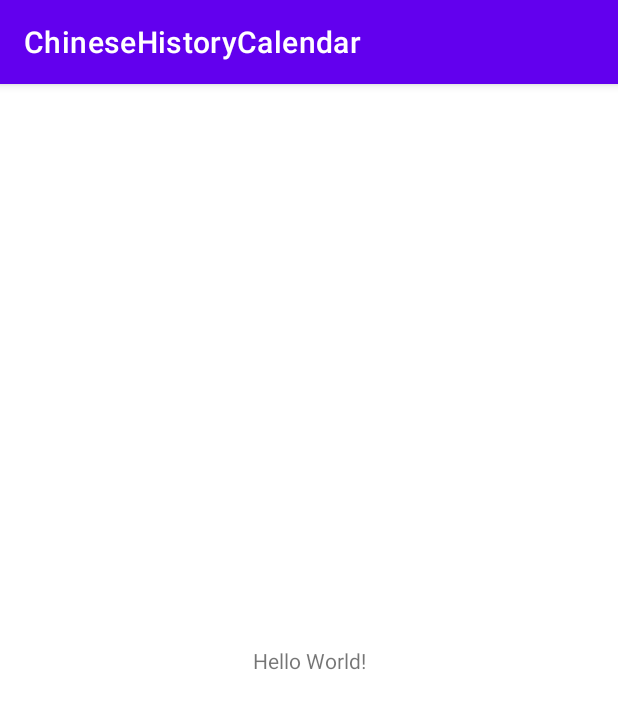
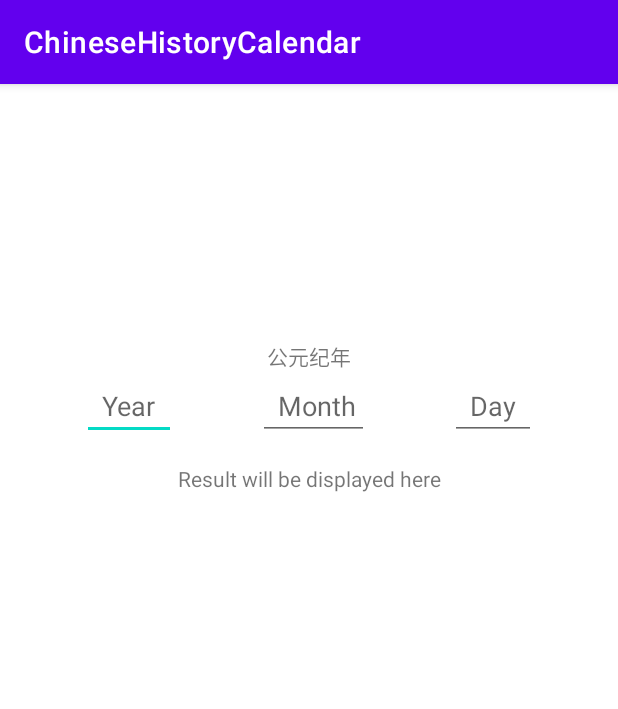
Before and after one commit to bread22/chinese-history-calendar-app, an Android app: the screen it shows after launch (MainActivity), on a phone screen of 412 x 824 dp. Shown: the top 709 px of the screen. Run offline under Robolectric (Android 15) with nearby library versions, the phone set to English and light mode, and no system bars.

Commit message:
setup input text views

```diff
--- a/app/app/build.gradle
+++ b/app/app/build.gradle
@@ -34,7 +34,7 @@ android {
 
 dependencies {
 
-    implementation 'androidx.core:core-ktx:1.7.0'
+    implementation 'androidx.core:core-ktx:1.6.0'
     implementation 'androidx.appcompat:appcompat:1.6.1'
     implementation 'com.google.android.material:material:1.8.0'
     implementation 'androidx.constraintlayout:constraintlayout:2.1.4'
--- a/app/app/src/main/java/com/example/chinesehistorycalendar/DatabaseHelper.kt
+++ b/app/app/src/main/java/com/example/chinesehistorycalendar/DatabaseHelper.kt
@@ -12,7 +12,7 @@ class DatabaseHelper(context: Context) :
     SQLiteOpenHelper(context, DATABASE_NAME, null, DATABASE_VERSION) {
 
     companion object {
-        private const val DATABASE_NAME = "your_database_name.db"
+        private const val DATABASE_NAME = "calendar.db"
         private const val DATABASE_VERSION = 1
     }
 
--- a/app/app/src/main/java/com/example/chinesehistorycalendar/MainActivity.kt
+++ b/app/app/src/main/java/com/example/chinesehistorycalendar/MainActivity.kt
@@ -1,26 +1,47 @@
 package com.example.chinesehistorycalendar
 
-import android.database.Cursor
 import android.os.Bundle
+import android.widget.ArrayAdapter
 import androidx.appcompat.app.AppCompatActivity
-import DatabaseHelper
+import android.widget.AutoCompleteTextView
+import android.widget.TextView
+
 
 class MainActivity : AppCompatActivity() {
+
+    private lateinit var yearAutoComplete: AutoCompleteTextView
+    private lateinit var monthAutoComplete: AutoCompleteTextView
+    private lateinit var dayAutoComplete: AutoCompleteTextView
+    private lateinit var resultTextView: TextView
 
     override fun onCreate(savedInstanceState: Bundle?) {
         super.onCreate(savedInstanceState)
         setContentView(R.layout.activity_main)
 
-        val dbHelper = DatabaseHelper(this)
+        yearAutoComplete = findViewById(R.id.yearAutoComplete)
+        monthAutoComplete = findViewById(R.id.monthAutoComplete)
+        dayAutoComplete = findViewById(R.id.dayAutoComplete)
+        resultTextView = findViewById(R.id.textView_result)
 
-        val db = dbHelper.readableDatabase
-        val cursor: Cursor = db.rawQuery("SELECT * FROM your_table_name", null)
+        val years = (1..1912).map { it.toString() }.toTypedArray()
+        val months = (1..12).map { it.toString() }.toTypedArray()
+        val days = (1..31).map { it.toString() }.toTypedArray()
 
-        while (cursor.moveToNext()) {
-            // Read data from the cursor and display it
+        yearAutoComplete.setAdapter(ArrayAdapter(this, android.R.layout.simple_dropdown_item_1line, years))
+        monthAutoComplete.setAdapter(ArrayAdapter(this, android.R.layout.simple_dropdown_item_1line, months))
+        dayAutoComplete.setAdapter(ArrayAdapter(this, android.R.layout.simple_dropdown_item_1line, days))
+
+        yearAutoComplete.threshold = 1
+        monthAutoComplete.threshold = 1
+        dayAutoComplete.threshold = 1
+
+        val textChangedListener: (Any) -> Unit = {
+            // For the sake of demonstration, let's assume that the result of the query is an integer
+            resultTextView.text = "${yearAutoComplete.text}/${monthAutoComplete.text}/${dayAutoComplete.text}"
         }
 
-        cursor.close()
-        db.close()
+        yearAutoComplete.setOnItemClickListener { _, _, _, _ -> textChangedListener.invoke(Unit) }
+        monthAutoComplete.setOnItemClickListener { _, _, _, _ -> textChangedListener.invoke(Unit) }
+        dayAutoComplete.setOnItemClickListener { _, _, _, _ -> textChangedListener.invoke(Unit) }
     }
 }
--- a/app/app/src/main/res/layout/activity_main.xml
+++ b/app/app/src/main/res/layout/activity_main.xml
@@ -6,13 +6,59 @@
     android:layout_height="match_parent"
     tools:context=".MainActivity">
 
-    <TextView
+    <androidx.constraintlayout.widget.Guideline
+        android:id="@+id/guideline"
         android:layout_width="wrap_content"
         android:layout_height="wrap_content"
-        android:text="Hello World!"
-        app:layout_constraintBottom_toBottomOf="parent"
+        android:orientation="horizontal"
+        app:layout_constraintGuide_percent="0.25" />
+
+    <TextView
+        android:id="@+id/textView_header"
+        android:layout_width="wrap_content"
+        android:layout_height="wrap_content"
+        android:text="公元纪年"
+        app:layout_constraintBottom_toTopOf="@id/guideline"
         app:layout_constraintEnd_toEndOf="parent"
+        app:layout_constraintStart_toStartOf="parent" />
+
+    <AutoCompleteTextView
+        android:id="@+id/yearAutoComplete"
+        android:layout_width="wrap_content"
+        android:layout_height="wrap_content"
+        android:hint="  Year  "
+        android:dropDownWidth="wrap_content"
+        app:layout_constraintEnd_toStartOf="@+id/monthAutoComplete"
         app:layout_constraintStart_toStartOf="parent"
-        app:layout_constraintTop_toTopOf="parent" />
+        app:layout_constraintTop_toTopOf="@id/guideline" />
 
+    <AutoCompleteTextView
+        android:id="@+id/monthAutoComplete"
+        android:layout_width="wrap_content"
+        android:layout_height="wrap_content"
+        android:hint="  Month "
+        android:dropDownWidth="wrap_content"
+        app:layout_constraintEnd_toStartOf="@+id/dayAutoComplete"
+        app:layout_constraintStart_toEndOf="@+id/yearAutoComplete"
+        app:layout_constraintTop_toTopOf="@id/guideline" />
+
+    <AutoCompleteTextView
+        android:id="@+id/dayAutoComplete"
+        android:layout_width="wrap_content"
+        android:layout_height="wrap_content"
+        android:hint="  Day  "
+        android:dropDownWidth="wrap_content"
+        app:layout_constraintEnd_toEndOf="parent"
+        app:layout_constraintStart_toEndOf="@+id/monthAutoComplete"
+        app:layout_constraintTop_toTopOf="@id/guideline" />
+
+    <TextView
+        android:id="@+id/textView_result"
+        android:layout_width="wrap_content"
+        android:layout_height="wrap_content"
+        android:text="Result will be displayed here"
+        android:layout_marginTop="16dp"
+        app:layout_constraintTop_toBottomOf="@+id/yearAutoComplete"
+        app:layout_constraintEnd_toEndOf="parent"
+        app:layout_constraintStart_toStartOf="parent" />
 </androidx.constraintlayout.widget.ConstraintLayout>
--- a/app/build.gradle
+++ b/app/build.gradle
@@ -2,5 +2,5 @@
 plugins {
     id 'com.android.application' version '7.4.2' apply false
     id 'com.android.library' version '7.4.2' apply false
-    id 'org.jetbrains.kotlin.android' version '1.8.0' apply false
+    id 'org.jetbrains.kotlin.android' version '1.8.21' apply false
 }
```
